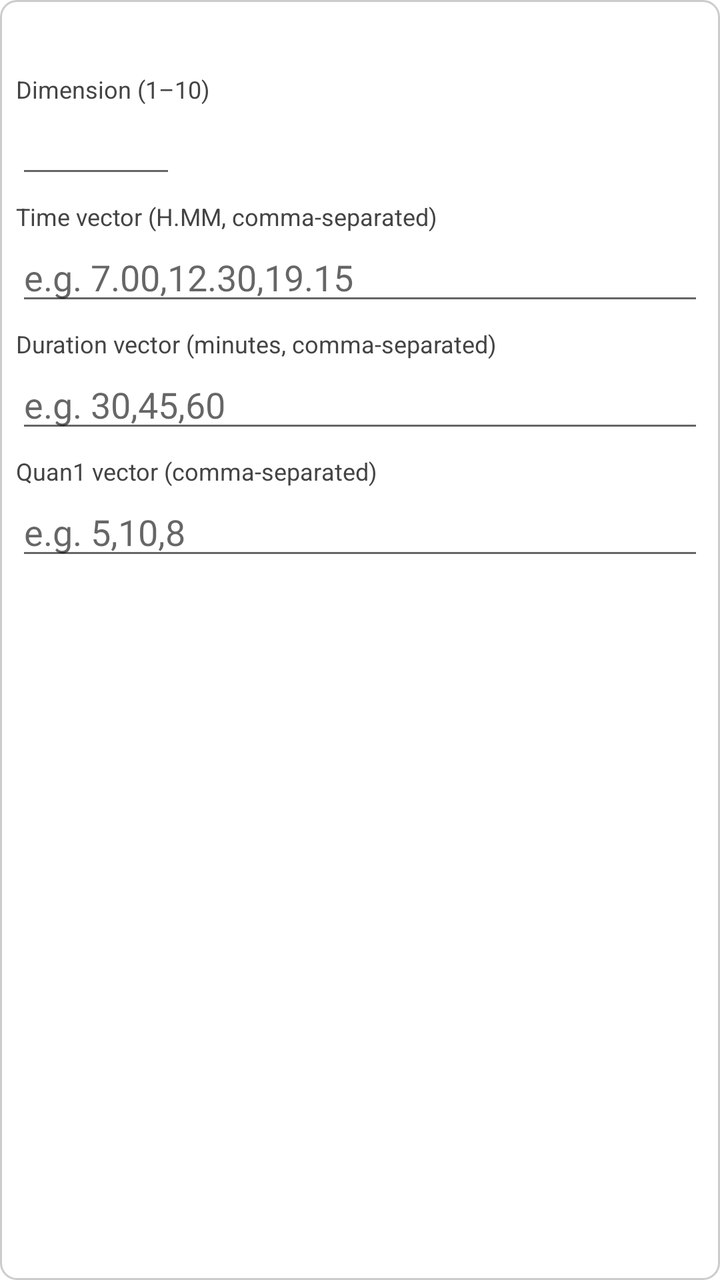
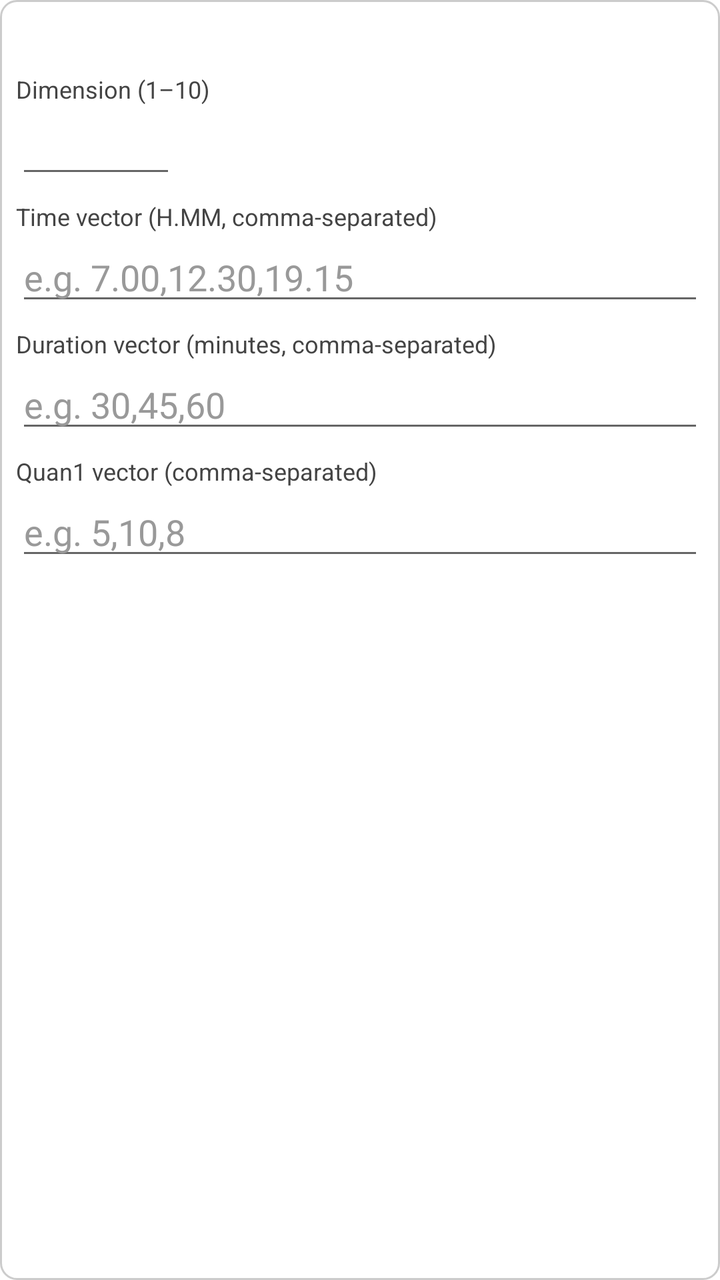

Before-and-after screenshots of an Android layout around one commit, followed by the original layout XML and the change that was made.
<!-- AndroidManifest.xml: application theme Theme.DAR -->
<!-- res/layout/item_param_row.xml -->
<?xml version="1.0" encoding="utf-8"?>
<LinearLayout xmlns:android="http://schemas.android.com/apk/res/android"
    android:layout_width="match_parent"
    android:layout_height="wrap_content"
    android:orientation="vertical"
    android:padding="8dp"
    android:layout_marginBottom="12dp"
    android:background="@drawable/bg_highlight_card">

    <TextView
        android:id="@+id/param_row_action_name"
        android:layout_width="match_parent"
        android:layout_height="wrap_content"
        android:textStyle="bold"
        android:textSize="15sp"
        android:textColor="#000000"
        android:padding="4dp" />

    <TextView
        android:layout_width="wrap_content"
        android:layout_height="wrap_content"
        android:text="@string/param_dimension_label"
        android:textSize="12sp"
        android:textColor="#444444" />

    <EditText
        android:id="@+id/edit_dimension"
        android:layout_width="80dp"
        android:layout_height="wrap_content"
        android:inputType="number" />

    <TextView
        android:layout_width="wrap_content"
        android:layout_height="wrap_content"
        android:text="@string/param_time_label"
        android:textSize="12sp"
        android:textColor="#444444"
        android:layout_marginTop="6dp" />

    <EditText
        android:id="@+id/edit_time_vector"
        android:layout_width="match_parent"
        android:layout_height="wrap_content"
        android:inputType="text"
        android:hint="e.g. 7.00,12.30,19.15" />

    <TextView
        android:layout_width="wrap_content"
        android:layout_height="wrap_content"
        android:text="@string/param_duration_label"
        android:textSize="12sp"
        android:textColor="#444444"
        android:layout_marginTop="6dp" />

    <EditText
        android:id="@+id/edit_duration_vector"
        android:layout_width="match_parent"
        android:layout_height="wrap_content"
        android:inputType="text"
        android:hint="e.g. 30,45,60" />

    <TextView
        android:layout_width="wrap_content"
        android:layout_height="wrap_content"
        android:text="@string/param_quan1_label"
        android:textSize="12sp"
        android:textColor="#444444"
        android:layout_marginTop="6dp" />

    <EditText
        android:id="@+id/edit_quan1_vector"
        android:layout_width="match_parent"
        android:layout_height="wrap_content"
        android:inputType="text"
        android:hint="e.g. 5,10,8" />

</LinearLayout>
<!-- resources referenced by this layout -->
<resources>
  <!-- drawable bg_highlight_card (drawable) -->
  <?xml version="1.0" encoding="utf-8"?>
  <shape xmlns:android="http://schemas.android.com/apk/res/android">
      <solid android:color="#FFFFFF" />
      <stroke android:width="1dp" android:color="#CCCCCC" />
      <corners android:radius="8dp" />
  </shape>
  <string name="param_dimension_label">Dimension (1–10)</string>
  <string name="param_duration_label">Duration vector (minutes, comma-separated)</string>
  <string name="param_quan1_label">Quan1 vector (comma-separated)</string>
  <string name="param_time_label">Time vector (H.MM, comma-separated)</string>
  <style name="Theme.DAR" parent="Theme.MaterialComponents.DayNight.NoActionBar">
          <item name="colorPrimary">@color/dar_blue</item>
          <item name="colorPrimaryDark">@color/dar_blue_black</item>
      </style>
  <color name="dar_blue">#1565C0</color>
  <color name="dar_blue_black">#0D1B2A</color>
</resources>

<!-- the commit's change to res/layout/item_param_row.xml (unified diff, before → after) -->
@@ -27,7 +27,9 @@
         android:id="@+id/edit_dimension"
         android:layout_width="80dp"
         android:layout_height="wrap_content"
-        android:inputType="number" />
+        android:inputType="number"
+        android:textColor="#000000"
+        android:textColorHint="#999999" />
 
     <TextView
         android:layout_width="wrap_content"
@@ -42,6 +44,8 @@
         android:layout_width="match_parent"
         android:layout_height="wrap_content"
         android:inputType="text"
+        android:textColor="#000000"
+        android:textColorHint="#999999"
         android:hint="e.g. 7.00,12.30,19.15" />
 
     <TextView
@@ -57,6 +61,8 @@
         android:layout_width="match_parent"
         android:layout_height="wrap_content"
         android:inputType="text"
+        android:textColor="#000000"
+        android:textColorHint="#999999"
         android:hint="e.g. 30,45,60" />
 
     <TextView
@@ -72,6 +78,8 @@
         android:layout_width="match_parent"
         android:layout_height="wrap_content"
         android:inputType="text"
+        android:textColor="#000000"
+        android:textColorHint="#999999"
         android:hint="e.g. 5,10,8" />
 
 </LinearLayout>
